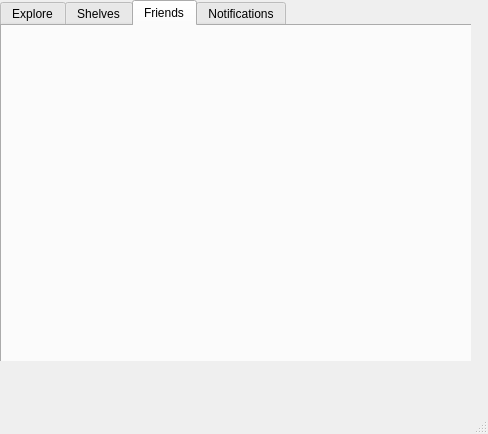
The window that interface/GUI/mainwindow.ui (py4/memphis) describes before a commit, drawn with Qt 5.
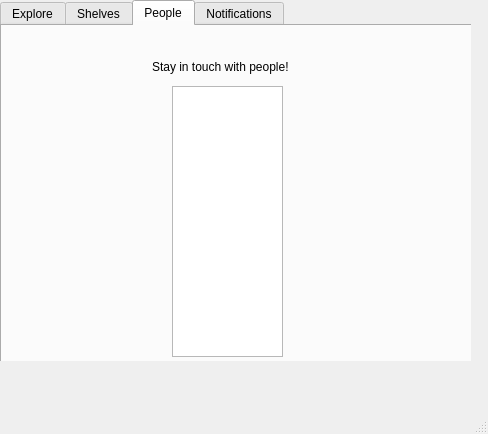
The same window after the commit. The open tabs and pages were chosen to show the change.

Commit message: getting prepared to stay in touch with people :)

```diff
--- a/interface/GUI/mainwindow.ui
+++ b/interface/GUI/mainwindow.ui
@@ -203,8 +203,31 @@
       </widget>
       <widget class="QWidget" name="tab_3">
        <attribute name="title">
-        <string>Friends</string>
+        <string>People</string>
        </attribute>
+       <widget class="QLabel" name="label_5">
+        <property name="geometry">
+         <rect>
+          <x>150</x>
+          <y>30</y>
+          <width>201</width>
+          <height>21</height>
+         </rect>
+        </property>
+        <property name="text">
+         <string>Stay in touch with people! </string>
+        </property>
+       </widget>
+       <widget class="QListWidget" name="listWidget">
+        <property name="geometry">
+         <rect>
+          <x>170</x>
+          <y>60</y>
+          <width>111</width>
+          <height>271</height>
+         </rect>
+        </property>
+       </widget>
       </widget>
       <widget class="QWidget" name="tab_4">
        <attribute name="title">
```
The commit also changes 7 other files.
